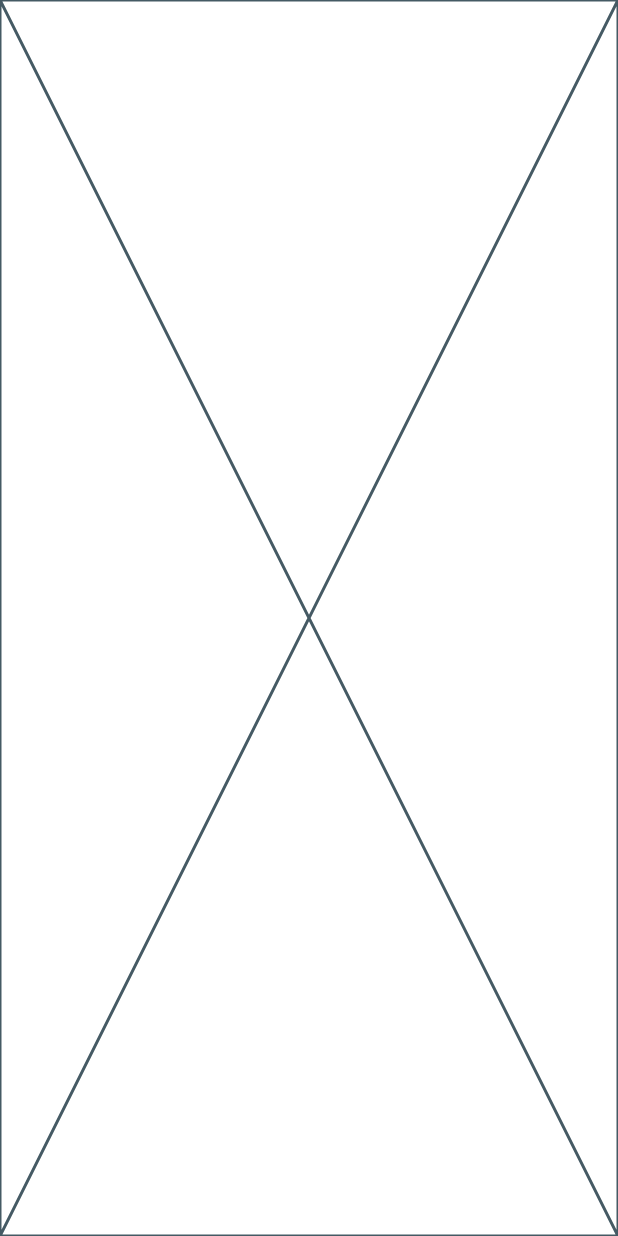
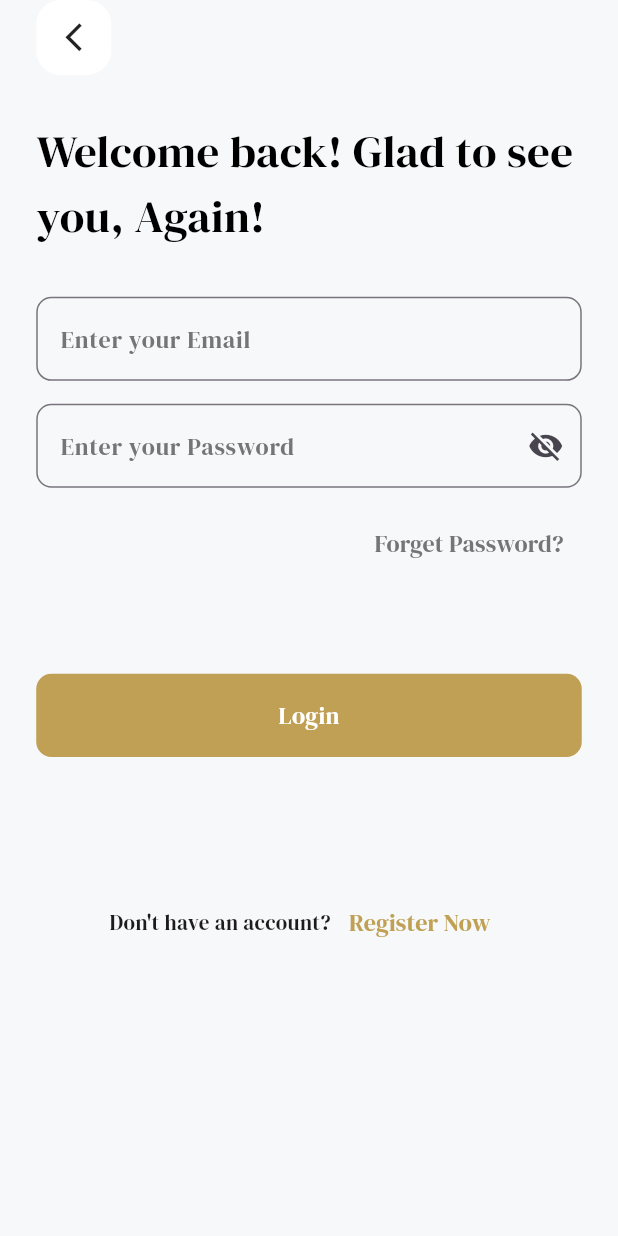
Before and after one commit to Muhamed-Sultan/bookia_app, a Flutter app: the screen it shows after launch, after a tap on "Login", on a phone screen of 412 x 824 dp. Run offline on Flutter 3.47's test engine with Material 3 defaults, Android fonts, the phone set to English and light mode, and no system bars; our stand-ins replace easy_localization, flutter_screenutil.

Commit message:
finish login screen , register screen , forget password screen , create new password

```diff
--- a/lib/bookie_app.dart
+++ b/lib/bookie_app.dart
@@ -23,7 +23,7 @@ class BookieApp extends StatelessWidget {
           fontFamily: 'DM',
           scaffoldBackgroundColor: AppColors.backgroundColor,
         ),
-        initialRoute: AppRoutes.welcomescreen,
+        initialRoute: AppRoutes.WelcomeScreen,
         onGenerateRoute: AppRouter.onGenerateRoute,
       ),
     );
--- a/lib/core/routes/app_router.dart
+++ b/lib/core/routes/app_router.dart
@@ -1,19 +1,29 @@
+import 'package:bookie_app/feature/auth/presentation/ui/creat_new_password_screen.dart';
+import 'package:bookie_app/feature/auth/presentation/ui/forget_password_screen.dart';
+import 'package:bookie_app/feature/auth/presentation/ui/register_screen.dart';
 import 'package:bookie_app/feature/welcome/presentation/ui/welcome_screen.dart';
-import 'package:flutter/material.dart';
-
 import '../../feature/auth/presentation/ui/login_screen.dart';
 import '../../feature/home/presentation/ui/home_screen.dart';
 import 'app_routes.dart';
+import 'package:flutter/material.dart';
 
 class AppRouter {
   static Route<dynamic>? onGenerateRoute(RouteSettings settings) {
     switch (settings.name) {
-      case AppRoutes.homescreen:
+      case AppRoutes.HomeScreen:
         return MaterialPageRoute(builder: (_) => const HomeScreen());
-    case AppRoutes.welcomescreen:
+      case AppRoutes.WelcomeScreen:
         return MaterialPageRoute(builder: (_) => const WelcomeScreen());
-      case AppRoutes.loginscreen:
+      case AppRoutes.LoginScreen:
         return MaterialPageRoute(builder: (_) => const LoginScreen());
+      case AppRoutes.RegisterScreen:
+        return MaterialPageRoute(builder: (_) => const RegisterScreen());
+      case AppRoutes.ForgetPasswordScreen:
+        return MaterialPageRoute(builder: (_) => const ForgetPasswordScreen());
+      case AppRoutes.CreatNewPasswordScreen:
+        return MaterialPageRoute(
+          builder: (_) => const CreatNewPasswordScreen(),
+        );
 
       default:
         return null;
--- a/lib/core/routes/app_routes.dart
+++ b/lib/core/routes/app_routes.dart
@@ -1,7 +1,9 @@
 class AppRoutes {
-  static const String homescreen = 'home';
-  static const String loginscreen = 'login';
-  static const String registerscreen = 'register';
-  static const String welcomescreen = 'welcome';
-
+  static const String HomeScreen = 'home';
+  static const String LoginScreen = 'login';
+  static const String RegisterScreen = 'register';
+  static const String WelcomeScreen = 'welcome';
+  static const String ForgetPasswordScreen = 'forget Password';
+  static const String OTPVerificationScreen = 'OTP Verification';
+  static const String CreatNewPasswordScreen = 'Creat New Password';
 }
--- a/lib/core/theme/app_text_style.dart
+++ b/lib/core/theme/app_text_style.dart
@@ -13,4 +13,9 @@ class AppTextStyle {
     fontWeight: FontWeight.w300,
     color: AppColors.grayColor,
   );
+  static const TextStyle labelText = TextStyle(
+    fontSize: 20,
+    fontWeight: FontWeight.w400,
+    color: AppColors.blackColor,
+  );
 }
--- /dev/null
+++ b/lib/core/utils/validator/validation.dart
@@ -0,0 +1,15 @@
+class Validation {
+  static bool isEmailValid(String email) {
+    final RegExp emailRegex = RegExp(
+      r'^[a-zA-Z0-9._%+-]+@[a-zA-Z0-9.-]+\.[a-zA-Z]{2,}$',
+    );
+    return emailRegex.hasMatch(email);
+  }
+
+  static bool isPasswordValid(String password) {
+    final RegExp passwordRegex = RegExp(
+      r'^(?=.*[A-Z])(?=.*[a-z])(?=.*\d)(?=.*[@$!%*?&])[A-Za-z\d@$!%*?&]{8,}$',
+    );
+    return passwordRegex.hasMatch(password);
+  }
+}
--- /dev/null
+++ b/lib/core/widgets/custom_text_form_feild.dart
@@ -0,0 +1,51 @@
+import 'package:bookie_app/core/theme/app_colors.dart';
+import 'package:bookie_app/core/theme/app_text_style.dart';
+import 'package:flutter/material.dart';
+import 'package:flutter_screenutil/flutter_screenutil.dart';
+
+class CustomTextFormField extends StatefulWidget {
+  final String hintText;
+  final String? Function(String?)? validator;
+  bool isPassword;
+  CustomTextFormField({
+    super.key,
+    required this.hintText,
+    this.isPassword = false,
+    this.validator,
+  });
+
+  @override
+  State<CustomTextFormField> createState() => _CustomTextFormFieldState();
+}
+
+class _CustomTextFormFieldState extends State<CustomTextFormField> {
+  bool isObscure = true;
+  @override
+  Widget build(BuildContext context) {
+    return TextFormField(
+      obscureText: widget.isPassword && isObscure,
+      validator: widget.validator,
+      onTapOutside: (event) => FocusScope.of(context).unfocus(),
+      decoration: InputDecoration(
+        suffixIcon: widget.isPassword
+            ? InkWell(
+                onTap: () {
+                  setState(() {
+                    isObscure = !isObscure;
+                  });
+                },
+                child: Icon(
+                  isObscure ? Icons.visibility_off : Icons.visibility,
+                ),
+              )
+            : null,
+        border: OutlineInputBorder(
+          borderSide: const BorderSide(color: AppColors.grayColor),
+          borderRadius: BorderRadius.circular(10.r),
+        ),
+        hintText: widget.hintText,
+        hintStyle: AppTextStyle.hintText.copyWith(color: AppColors.grayColor),
+      ),
+    );
+  }
+}
--- /dev/null
+++ b/lib/core/widgets/icon_back.dart
@@ -0,0 +1,31 @@
+import 'package:bookie_app/core/theme/app_colors.dart';
+import 'package:flutter/material.dart';
+import 'package:flutter_screenutil/flutter_screenutil.dart';
+
+class IconBack extends StatelessWidget {
+  const IconBack({super.key});
+
+  @override
+  Widget build(BuildContext context) {
+    return Align(
+      alignment: Alignment.topLeft,
+      child: Container(
+        decoration: BoxDecoration(
+          color: AppColors.whiteColor,
+          borderRadius: BorderRadius.circular(16.r),
+          border: Border.all(color: AppColors.whiteColor),
+        ),
+        child: IconButton(
+          onPressed: () {
+            Navigator.pop(context);
+          },
+          icon: Icon(
+            Icons.arrow_back_ios_new,
+            color: Colors.black87,
+            size: 22.sp,
+          ),
+        ),
+      ),
+    );
+  }
+}
--- a/lib/feature/auth/presentation/ui/login_screen.dart
+++ b/lib/feature/auth/presentation/ui/login_screen.dart
@@ -1,10 +1,35 @@
+import 'package:bookie_app/core/routes/app_routes.dart';
+import 'package:bookie_app/core/theme/app_colors.dart';
+import 'package:bookie_app/core/theme/app_text_style.dart';
+import 'package:bookie_app/core/widgets/icon_back.dart';
+import 'package:bookie_app/feature/auth/presentation/ui/widgets/login_form.dart';
 import 'package:flutter/material.dart';
+import 'package:flutter_screenutil/flutter_screenutil.dart';
 
 class LoginScreen extends StatelessWidget {
   const LoginScreen({super.key});
 
   @override
   Widget build(BuildContext context) {
-    return const Placeholder();
+    return Scaffold(
+      body: SafeArea(
+        child: Padding(
+          padding: EdgeInsets.symmetric(horizontal: 22.w),
+          child: Column(
+            crossAxisAlignment: CrossAxisAlignment.start,
+            children: [
+              IconBack(),
+              29.verticalSpace,
+              Text(
+                'Welcome back! Glad to see you, Again!',
+                style: AppTextStyle.mainText,
+              ),
+              32.verticalSpace,
+              LoginForm(),
+            ],
+          ),
+        ),
+      ),
+    );
   }
 }
--- /dev/null
+++ b/lib/feature/auth/presentation/ui/widgets/login_form.dart
@@ -0,0 +1,90 @@
+import 'package:bookie_app/core/routes/app_routes.dart';
+import 'package:bookie_app/core/theme/app_colors.dart';
+import 'package:bookie_app/core/theme/app_text_style.dart';
+import 'package:bookie_app/core/utils/validator/validation.dart';
+import 'package:bookie_app/core/widgets/app_botton.dart';
+import 'package:bookie_app/core/widgets/custom_text_form_feild.dart';
+import 'package:flutter/material.dart';
+import 'package:flutter_screenutil/flutter_screenutil.dart';
+
+class LoginForm extends StatefulWidget {
+  const LoginForm({super.key});
+
+  @override
+  State<LoginForm> createState() => _LoginFormState();
+}
+
+class _LoginFormState extends State<LoginForm> {
+  final formKey = GlobalKey<FormState>();
+  @override
+  Widget build(BuildContext context) {
+    return Form(
+      key: formKey,
+      child: Column(
+        children: [
+          CustomTextFormField(
+            validator: (v) {
+              if (v == null) {
+                return 'Email is required';
+              }
+              if (!Validation.isEmailValid(v ?? "")) {
+                return 'Please enter a valid email';
+              }
+            },
+            hintText: 'Enter your Email',
+          ),
+          15.verticalSpace,
+          CustomTextFormField(
+            isPassword: true,
+            validator: (v) {
+              if (v == null) {
+                return 'Password is required';
+              }
+              if (!Validation.isPasswordValid(v ?? "")) {
+                return 'Please enter a valid password';
+              }
+            },
+            hintText: 'Enter your Password',
+          ),
+          13.verticalSpace,
+          Align(
+            alignment: Alignment.centerRight,
+            child: TextButton(
+              onPressed: () {
+                Navigator.pushNamed(context, AppRoutes.ForgetPasswordScreen);
+              },
+              child: Text('Forget Password?', style: AppTextStyle.hintText),
+            ),
+          ),
+          62.verticalSpace,
+          AppBotton(
+            title: 'Login',
+            onTap: () {
+              Navigator.pushNamed(context, AppRoutes.RegisterScreen);
+              formKey.currentState?.validate();
+            },
+          ),
+          85.verticalSpace,
+          Row(
+            mainAxisAlignment: MainAxisAlignment.center,
+            children: [
+              Text('Don\'t have an account?'),
+
+              TextButton(
+                onPressed: () {
+                  Navigator.pushNamed(context, AppRoutes.RegisterScreen);
+                },
+                child: Text(
+                  'Register Now',
+                  style: AppTextStyle.hintText.copyWith(
+                    color: AppColors.mainColor,
+                  ),
+                ),
+              ),
+            ],
+          ),
+        ],
+      ),
+    );
+  }
+}
--- a/lib/feature/welcome/presentation/ui/welcome_screen.dart
+++ b/lib/feature/welcome/presentation/ui/welcome_screen.dart
@@ -24,12 +24,12 @@ class WelcomeScreen extends StatelessWidget {
             135.verticalSpace,
             Image.asset("assets/images/splash.png"),
             15.verticalSpace,
-            Text('Order Your Book Now!', style: AppTextStyle.hintText),
+            Text('Order Your Book Now!', style: AppTextStyle.labelText),
             Spacer(),
             AppBotton(
               title: 'Login',
               onTap: () {
-                Navigator.pushNamed(context, AppRoutes.loginscreen);
+                Navigator.pushNamed(context, AppRoutes.LoginScreen);
               },
             ),
             20.verticalSpace,
@@ -37,6 +37,9 @@ class WelcomeScreen extends StatelessWidget {
               title: 'Register',
               bgColor: Colors.white,
               textColor: Colors.black,
+              onTap: () {
+                Navigator.pushNamed(context, AppRoutes.RegisterScreen);
+              },
             ),
             92.verticalSpace,
           ],
```
Also changed, not shown: lib/feature/auth/presentation/ui/creat_new_password_screen.dart (added, +42 -0 lines), lib/feature/auth/presentation/ui/forget_password_screen.dart (added, +67 -0 lines), lib/feature/auth/presentation/ui/register_screen.dart (added, +33 -0 lines), lib/feature/auth/presentation/ui/widgets/register_form.dart (added, +103 -0 lines), 1 other file.
